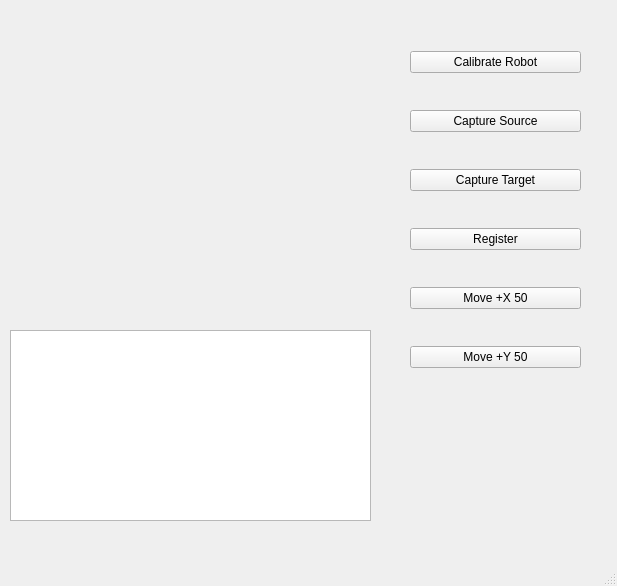
Qt form gantry_qt/calibrationwindow.ui (nicholas-aaron/adaptive_grip) before a commit.
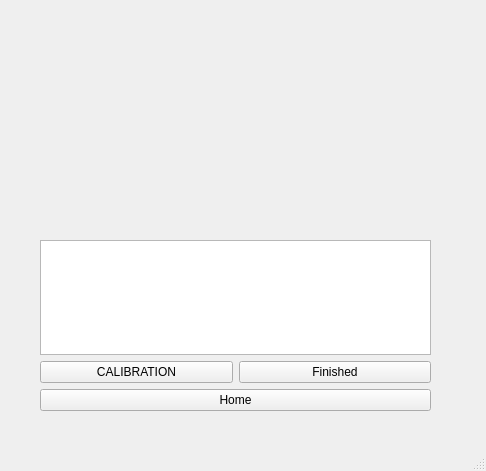
The same form after that commit. Custom widgets are drawn as their Qt base class.

Diff of the .ui file:
```diff
--- a/gantry_qt/calibrationwindow.ui
+++ b/gantry_qt/calibrationwindow.ui
@@ -6,88 +6,60 @@
    <rect>
     <x>0</x>
     <y>0</y>
-    <width>617</width>
-    <height>586</height>
+    <width>486</width>
+    <height>471</height>
    </rect>
   </property>
   <property name="windowTitle">
    <string>MainWindow</string>
   </property>
   <widget class="QWidget" name="centralwidget">
-   <widget class="QVTKWidget" name="qvtkWidget">
-    <property name="geometry">
-     <rect>
-      <x>10</x>
-      <y>10</y>
-      <width>361</width>
-      <height>311</height>
-     </rect>
-    </property>
-   </widget>
    <widget class="QWidget" name="verticalLayoutWidget">
     <property name="geometry">
      <rect>
-      <x>410</x>
-      <y>20</y>
-      <width>171</width>
-      <height>381</height>
+      <x>40</x>
+      <y>240</y>
+      <width>391</width>
+      <height>171</height>
      </rect>
     </property>
     <layout class="QVBoxLayout" name="verticalLayout">
      <item>
-      <widget class="QPushButton" name="calibrateButton">
-       <property name="text">
-        <string>Calibrate Robot</string>
+      <widget class="QTextEdit" name="textEdit">
+       <property name="readOnly">
+        <bool>true</bool>
        </property>
       </widget>
      </item>
      <item>
-      <widget class="QPushButton" name="captureSrcButton">
-       <property name="text">
-        <string>Capture Source</string>
-       </property>
-      </widget>
-     </item>
+      <layout class="QHBoxLayout" name="horizontalLayout">
      <item>
-      <widget class="QPushButton" name="captureTgtButton">
+        <widget class="QPushButton" name="calButton">
        <property name="text">
-        <string>Capture Target</string>
+          <string>CALIBRATION</string>
        </property>
       </widget>
      </item>
      <item>
-      <widget class="QPushButton" name="registerButton">
+        <widget class="QPushButton" name="finishedButton">
        <property name="text">
-        <string>Register</string>
+          <string>Finished</string>
        </property>
       </widget>
      </item>
-     <item>
-      <widget class="QPushButton" name="moveXButton">
-       <property name="text">
-        <string>Move +X 50</string>
-       </property>
-      </widget>
+      </layout>
      </item>
      <item>
       <widget class="QPushButton" name="moveYButton">
        <property name="text">
-        <string>Move +Y 50</string>
+        <string>Home</string>
        </property>
       </widget>
      </item>
     </layout>
    </widget>
-   <widget class="QTextBrowser" name="textBrowser">
-    <property name="geometry">
-     <rect>
-      <x>10</x>
-      <y>330</y>
-      <width>361</width>
-      <height>191</height>
-     </rect>
-    </property>
-   </widget>
+   <zorder>verticalLayoutWidget</zorder>
+   <zorder>textEdit</zorder>
   </widget>
   <widget class="QMenuBar" name="menubar">
    <property name="geometry">
@@ -101,13 +73,6 @@
   </widget>
   <widget class="QStatusBar" name="statusbar"/>
  </widget>
- <customwidgets>
-  <customwidget>
-   <class>QVTKWidget</class>
-   <extends>QWidget</extends>
-   <header>QVTKWidget.h</header>
-  </customwidget>
- </customwidgets>
  <resources/>
  <connections/>
 </ui>
```
Left out of the diff: 6 changed lines with no effect on the pictures. Lines whose indentation alone changed are shown as unchanged.
